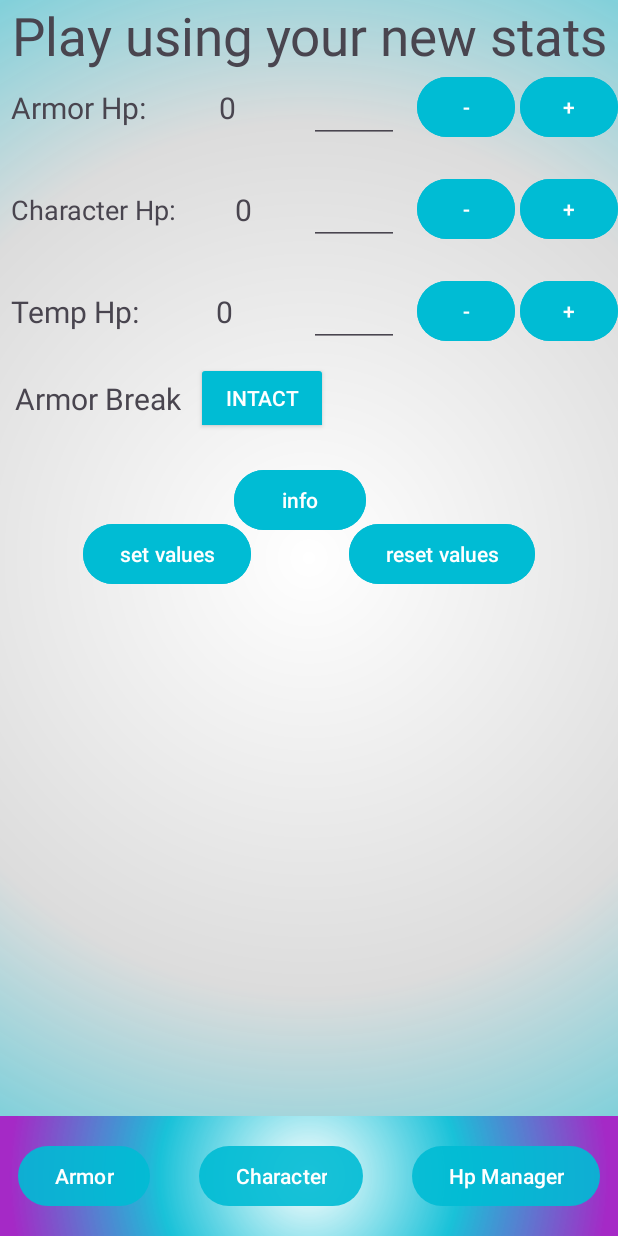
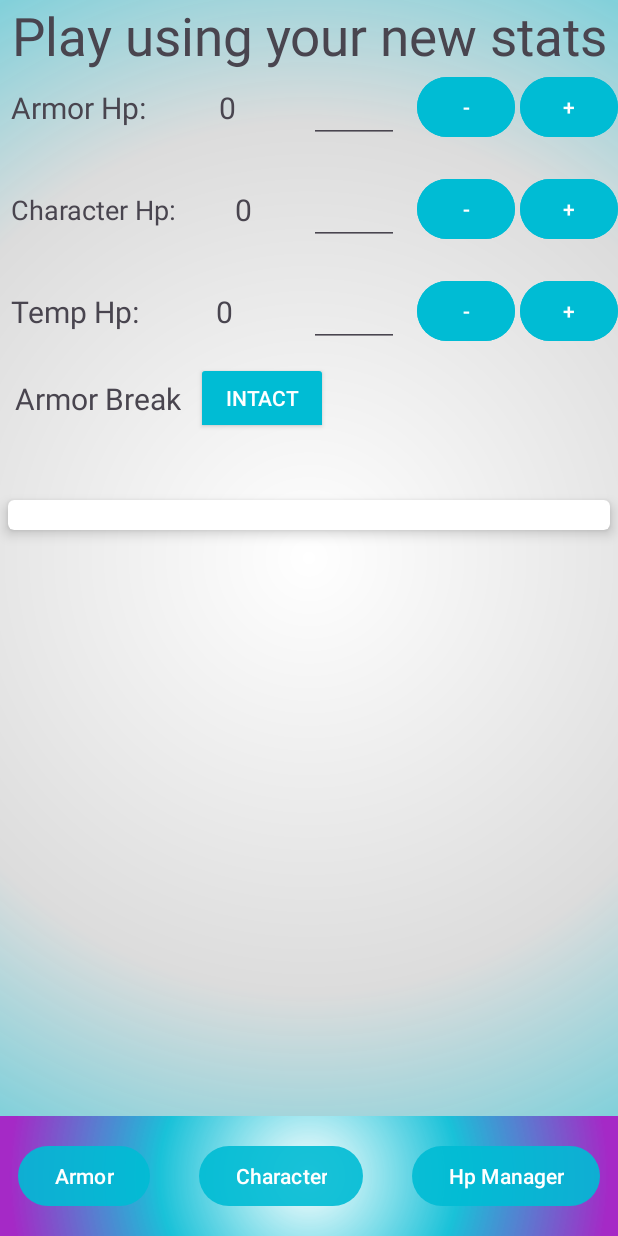
Before and after one commit to Ryan-B14/DnD-HP-Manager, an Android app: the HpFragment screen opened through its navigation route, on a phone screen of 412 x 824 dp. Run offline under Robolectric (Android 15) with nearby library versions, the light colour scheme and no system bars; libraries missing offline, so code that uses them is left out: io.github.muddz.styleabletoast.

Commit message:
extra buttons are hide-able

```diff
--- a/app/src/main/java/com/example/dndhpsystem/HpFragment.kt
+++ b/app/src/main/java/com/example/dndhpsystem/HpFragment.kt
@@ -9,6 +9,8 @@ import android.widget.EditText
 import android.widget.TextView
 import android.widget.Toast
 import android.widget.ToggleButton
+import androidx.cardview.widget.CardView
+import androidx.constraintlayout.widget.ConstraintLayout
 import androidx.fragment.app.Fragment
 import androidx.fragment.app.activityViewModels
 import io.github.muddz.styleabletoast.StyleableToast
@@ -37,6 +39,8 @@ class HpFragment : Fragment() {
     private lateinit var setValsBtn: Button
     private lateinit var infoBtn: Button
     private lateinit var abToggle: ToggleButton
+    private lateinit var extrasCard: CardView
+    private lateinit var extrasLayout: ConstraintLayout
     private var maxAhp: Int = 0
 
     override fun onCreateView(
@@ -74,13 +78,17 @@ class HpFragment : Fragment() {
         if ((viewModel.currentTempHp.value ?: 0) > 0) {
             displayValues(tvTempHp)
         }
+
         abToggle.isChecked = viewModel.armorBroken
         if (!viewModel.armorBroken) {
             abToggle.isClickable = false
         } else {
             abToggle.isClickable = true
         }
+
         updateMaxAhp()
+        extrasLayout.visibility = View.GONE
+        extrasCard.layoutParams.height = 30
     }
 
     override fun onResume() {
@@ -106,7 +114,8 @@ class HpFragment : Fragment() {
         tempMinus = requireView().findViewById(R.id.btn_temp_minus)
         infoBtn = requireView().findViewById(R.id.btn_info)
         abToggle = requireView().findViewById(R.id.tb_armor_break)
-
+        extrasCard = requireView().findViewById(R.id.extras_container)
+        extrasLayout = requireView().findViewById(R.id.extras_layout)
     }
 
     private fun setClickListeners() {
@@ -150,6 +159,23 @@ class HpFragment : Fragment() {
         }
         abToggle.setOnClickListener {
             updateArmorStatus()
+        }
+        extrasCard.setOnClickListener{
+            when(extrasLayout.visibility) {
+                View.VISIBLE -> {
+                    extrasLayout.visibility = View.GONE
+                    extrasCard.layoutParams.height = 30
+                }
+                View.INVISIBLE -> {
+                    extrasLayout.visibility = View.VISIBLE
+                    extrasCard.layoutParams.height = 0
+                }
+                View.GONE -> {
+                    extrasLayout.visibility = View.VISIBLE
+                    extrasCard.layoutParams.height = 0
+                }
+            }
+
         }
     }
 
--- a/app/src/main/res/layout/fragment_hp.xml
+++ b/app/src/main/res/layout/fragment_hp.xml
@@ -311,9 +311,25 @@
                     app:layout_constraintTop_toTopOf="parent" />
             </androidx.constraintlayout.widget.ConstraintLayout>
 
-            <androidx.constraintlayout.widget.ConstraintLayout
+            <androidx.cardview.widget.CardView
+                android:id="@+id/extras_container"
                 android:layout_width="match_parent"
                 android:layout_height="0dp"
+                app:cardCornerRadius="4dp"
+                app:cardElevation="5dp"
+                android:background="@color/app_theme"
+                android:clickable="true"
+                android:layout_marginHorizontal="5dp"
+
+                app:layout_constraintBottom_toBottomOf="parent"
+                app:layout_constraintEnd_toEndOf="parent"
+                app:layout_constraintStart_toStartOf="parent"
+                app:layout_constraintTop_toBottomOf="@+id/ab_container"
+                >
+                <androidx.constraintlayout.widget.ConstraintLayout
+                    android:id="@+id/extras_layout"
+                    android:layout_width="match_parent"
+                    android:layout_height="match_parent"
 
                     app:layout_constraintBottom_toBottomOf="parent"
                     app:layout_constraintEnd_toEndOf="parent"
@@ -368,6 +384,9 @@
                         app:layout_constraintTop_toTopOf="parent"
                         />
                 </androidx.constraintlayout.widget.ConstraintLayout>
+            </androidx.cardview.widget.CardView>
+
+
         </androidx.constraintlayout.widget.ConstraintLayout>
     </ScrollView>
 </androidx.constraintlayout.widget.ConstraintLayout>
```
Lines whose indentation alone changed are shown as unchanged.
